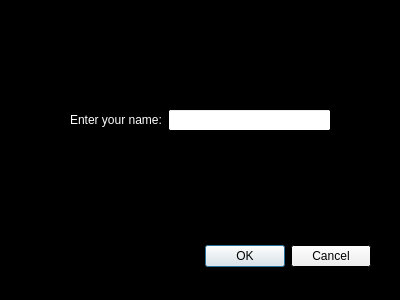
The window that Game/startdialog.ui (kemm0/Adam-Smith-s-Capitalization) describes before a commit, drawn with Qt 5.
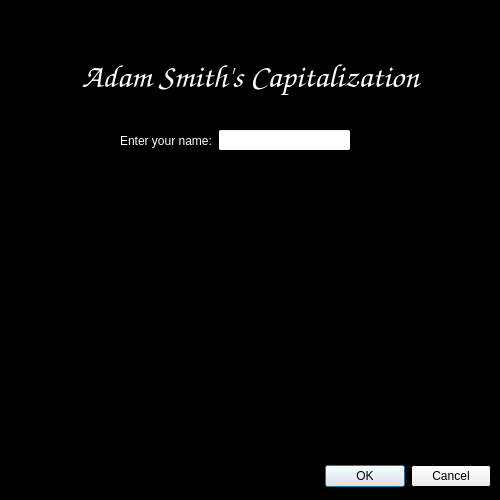
The same window after the commit.

Commit message: Added a background image to start dialog

Diff of the .ui file:
```diff
--- a/Game/startdialog.ui
+++ b/Game/startdialog.ui
@@ -6,8 +6,8 @@
    <rect>
     <x>0</x>
     <y>0</y>
-    <width>400</width>
-    <height>300</height>
+    <width>500</width>
+    <height>500</height>
    </rect>
   </property>
   <property name="palette">
@@ -134,8 +134,8 @@
   <widget class="QDialogButtonBox" name="buttonBox">
    <property name="geometry">
     <rect>
-     <x>30</x>
-     <y>240</y>
+     <x>150</x>
+     <y>460</y>
      <width>341</width>
      <height>32</height>
     </rect>
@@ -150,10 +150,10 @@
   <widget class="QWidget" name="horizontalLayoutWidget">
    <property name="geometry">
     <rect>
-     <x>70</x>
-     <y>80</y>
-     <width>261</width>
-     <height>80</height>
+     <x>120</x>
+     <y>110</y>
+     <width>231</width>
+     <height>61</height>
     </rect>
    </property>
    <layout class="QHBoxLayout" name="horizontalLayout">
@@ -169,6 +169,60 @@
     </item>
    </layout>
   </widget>
+  <widget class="QLabel" name="bgImage">
+   <property name="geometry">
+    <rect>
+     <x>0</x>
+     <y>0</y>
+     <width>501</width>
+     <height>501</height>
+    </rect>
+   </property>
+   <property name="text">
+    <string/>
+   </property>
+  </widget>
+  <widget class="QLabel" name="label">
+   <property name="geometry">
+    <rect>
+     <x>70</x>
+     <y>40</y>
+     <width>361</width>
+     <height>71</height>
+    </rect>
+   </property>
+   <property name="sizeIncrement">
+    <size>
+     <width>0</width>
+     <height>0</height>
+    </size>
+   </property>
+   <property name="baseSize">
+    <size>
+     <width>0</width>
+     <height>0</height>
+    </size>
+   </property>
+   <property name="font">
+    <font>
+     <family>Z003</family>
+     <pointsize>25</pointsize>
+     <weight>75</weight>
+     <italic>true</italic>
+     <bold>true</bold>
+    </font>
+   </property>
+   <property name="text">
+    <string>Adam Smith's Capitalization</string>
+   </property>
+   <property name="alignment">
+    <set>Qt::AlignCenter</set>
+   </property>
+  </widget>
+  <zorder>bgImage</zorder>
+  <zorder>buttonBox</zorder>
+  <zorder>horizontalLayoutWidget</zorder>
+  <zorder>label</zorder>
  </widget>
  <resources/>
  <connections>
```
The commit also changes 4 other files.
